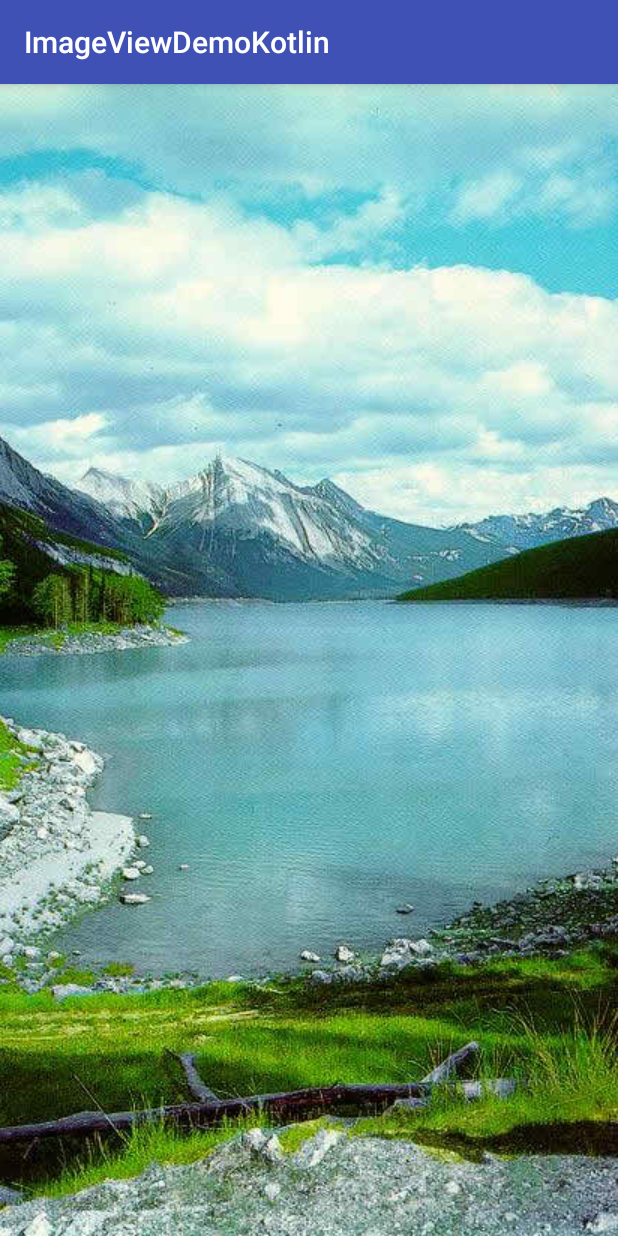
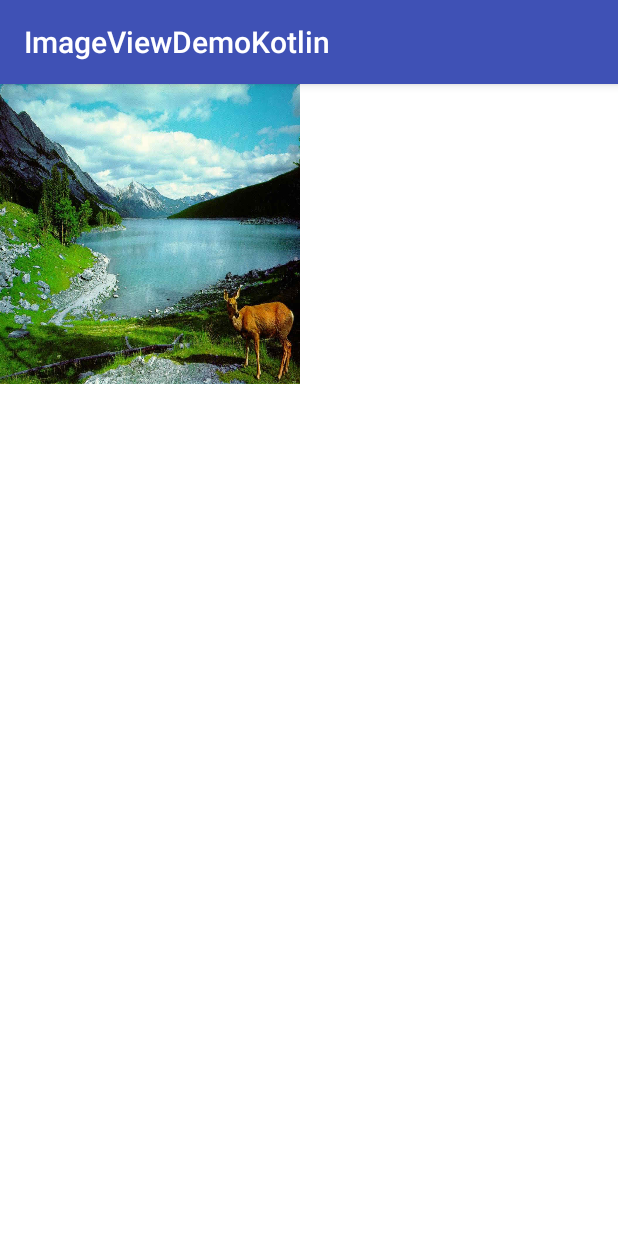
Before and after one commit to zaifrun/ImageViewDemoKotlin, an Android app: the screen it shows after launch (MainActivity), on a phone screen of 412 x 824 dp. Run offline under Robolectric (Android 15) with nearby library versions, the phone set to English and light mode, and no system bars.

```diff
--- a/app/build.gradle
+++ b/app/build.gradle
@@ -20,6 +20,9 @@ android {
             proguardFiles getDefaultProguardFile('proguard-android.txt'), 'proguard-rules.pro'
         }
     }
+    buildFeatures {
+        viewBinding true
+    }
 }
 
 dependencies {
--- a/app/src/main/res/layout/activity_main.xml
+++ b/app/src/main/res/layout/activity_main.xml
@@ -9,9 +9,9 @@
 
     <ImageView
         android:id="@+id/imageView1"
-        android:layout_width="wrap_content"
-        android:layout_height="wrap_content"
-        android:scaleType="centerCrop"
+        android:layout_width="200dp"
+        android:layout_height="200dp"
+        android:scaleType="fitXY"
         android:src="@drawable/image1" />
 
 </LinearLayout>
--- a/build.gradle
+++ b/build.gradle
@@ -1,13 +1,13 @@
 // Top-level build file where you can add configuration options common to all sub-projects/modules.
 
 buildscript {
-    ext.kotlin_version = '1.4.21'
+    ext.kotlin_version = '1.5.30'
     repositories {
         google()
         jcenter()
     }
     dependencies {
-        classpath 'com.android.tools.build:gradle:4.1.2'
+        classpath 'com.android.tools.build:gradle:4.1.3'
         classpath "org.jetbrains.kotlin:kotlin-gradle-plugin:$kotlin_version"
 
         // NOTE: Do not place your application dependencies here; they belong
```
